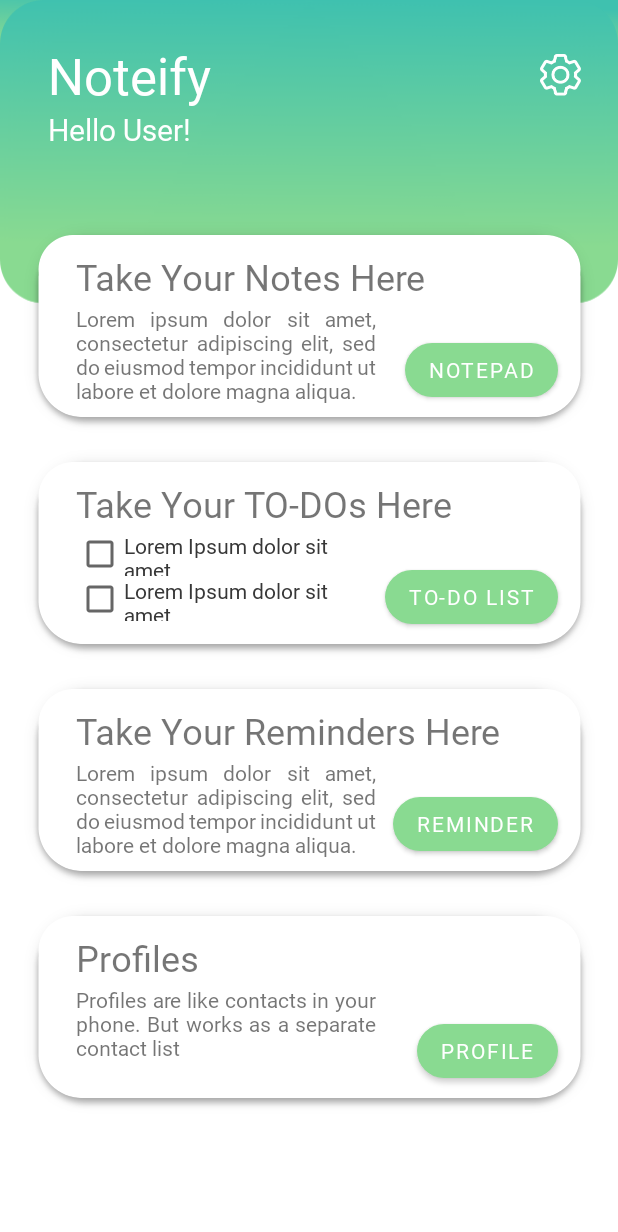
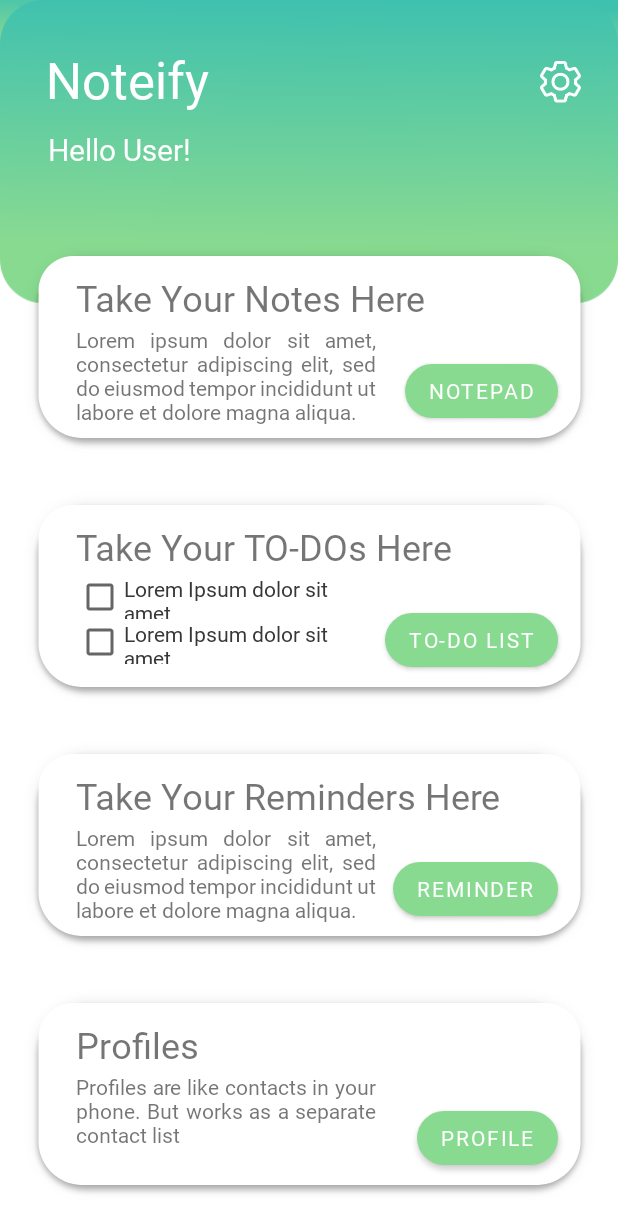
Before and after one commit to gayahsan/NOTIFY-MAD-PROJECT, an Android app: the screen it shows after launch (MainActivity), on a phone screen of 412 x 824 dp. Shown: the top 1232 px of the screen. Run offline under Robolectric (Android 15) with nearby library versions, the phone set to English and light mode, and no system bars.

Commit message:
Responsive constraints added to the homepage

```diff
--- a/app/src/main/AndroidManifest.xml
+++ b/app/src/main/AndroidManifest.xml
@@ -21,6 +21,7 @@
         <activity android:name=".ActivityReminder_01" />
         <activity android:name=".profileHome" />
         <activity android:name=".NotepadHome" />
+        <activity android:name=".NotepadAddNote"/>
         <activity android:name=".Todo" />
         <activity android:name=".profileEdit"/>
     </application>
--- a/app/src/main/res/layout/activity_main.xml
+++ b/app/src/main/res/layout/activity_main.xml
@@ -11,29 +11,32 @@
         android:id="@+id/appTitle"
         android:layout_width="wrap_content"
         android:layout_height="wrap_content"
-        android:layout_marginStart="32dp"
-        android:layout_marginTop="32dp"
+        android:layout_marginTop="20dp"
         android:fontFamily="@font/main"
         android:includeFontPadding="false"
         android:text="@string/noteify"
         android:textColor="@color/white"
         android:textSize="34sp"
+        app:layout_constraintBottom_toTopOf="@+id/appSubTitle"
+        app:layout_constraintEnd_toEndOf="parent"
+        app:layout_constraintHorizontal_bias="0.1"
         app:layout_constraintStart_toStartOf="parent"
-        app:layout_constraintTop_toTopOf="parent" />
+        app:layout_constraintTop_toTopOf="parent"
+        app:layout_constraintVertical_bias="1.0" />
 
     <TextView
         android:id="@+id/appSubTitle"
         android:layout_width="wrap_content"
         android:layout_height="wrap_content"
-        android:layout_marginStart="32dp"
-        android:layout_marginTop="4dp"
+        android:layout_marginBottom="30dp"
         android:fontFamily="@font/light"
         android:includeFontPadding="false"
         android:text="@string/hello_user"
         android:textColor="@color/white"
         android:textSize="20sp"
+        app:layout_constraintBottom_toTopOf="@+id/button_card"
         app:layout_constraintEnd_toEndOf="parent"
-        app:layout_constraintHorizontal_bias="0.0"
+        app:layout_constraintHorizontal_bias="0.1"
         app:layout_constraintStart_toStartOf="parent"
         app:layout_constraintTop_toBottomOf="@+id/appTitle" />
 
@@ -41,34 +44,24 @@
         android:id="@+id/btnSettings"
         android:layout_width="wrap_content"
         android:layout_height="wrap_content"
-        android:layout_marginTop="36dp"
         android:background="@android:color/transparent"
         android:contentDescription="@string/settings"
         android:src="@drawable/settings"
+        app:layout_constraintBottom_toBottomOf="@+id/appTitle"
         app:layout_constraintEnd_toEndOf="parent"
         app:layout_constraintHorizontal_bias="0.9"
         app:layout_constraintStart_toEndOf="@+id/appTitle"
-        app:layout_constraintTop_toTopOf="parent" />
+        app:layout_constraintTop_toTopOf="@+id/appTitle" />
 
     <ImageView
         android:id="@+id/button_card"
         android:layout_width="wrap_content"
         android:layout_height="wrap_content"
-        android:layout_marginTop="44dp"
         android:contentDescription="@string/button_card"
+        app:layout_constraintBottom_toTopOf="@+id/button_card2"
         app:layout_constraintEnd_toEndOf="parent"
         app:layout_constraintStart_toStartOf="parent"
         app:layout_constraintTop_toBottomOf="@+id/appSubTitle"
-        app:srcCompat="@drawable/card_01" />
-
-    <ImageView
-        android:id="@+id/button_card2"
-        android:layout_width="wrap_content"
-        android:layout_height="wrap_content"
-        android:contentDescription="@string/button_card"
-        app:layout_constraintEnd_toEndOf="parent"
-        app:layout_constraintStart_toStartOf="parent"
-        app:layout_constraintTop_toBottomOf="@+id/button_card"
         app:srcCompat="@drawable/card_01" />
 
     <ImageView
@@ -76,6 +69,7 @@
         android:layout_width="wrap_content"
         android:layout_height="wrap_content"
         android:contentDescription="@string/button_card"
+        app:layout_constraintBottom_toTopOf="@+id/button_card4"
         app:layout_constraintEnd_toEndOf="parent"
         app:layout_constraintStart_toStartOf="parent"
         app:layout_constraintTop_toBottomOf="@+id/button_card2"
@@ -85,10 +79,23 @@
         android:id="@+id/button_card4"
         android:layout_width="wrap_content"
         android:layout_height="wrap_content"
+        android:layout_marginBottom="3dp"
         android:contentDescription="@string/button_card"
+        app:layout_constraintBottom_toBottomOf="parent"
         app:layout_constraintEnd_toEndOf="parent"
         app:layout_constraintStart_toStartOf="parent"
         app:layout_constraintTop_toBottomOf="@+id/button_card3"
+        app:srcCompat="@drawable/card_01" />
+
+    <ImageView
+        android:id="@+id/button_card2"
+        android:layout_width="wrap_content"
+        android:layout_height="wrap_content"
+        android:contentDescription="@string/button_card"
+        app:layout_constraintBottom_toTopOf="@+id/button_card3"
+        app:layout_constraintEnd_toEndOf="parent"
+        app:layout_constraintStart_toStartOf="parent"
+        app:layout_constraintTop_toBottomOf="@+id/button_card"
         app:srcCompat="@drawable/card_01" />
 
     <Button
--- a/app/src/main/res/values/strings.xml
+++ b/app/src/main/res/values/strings.xml
@@ -5,7 +5,6 @@
     <string name="lorem_ipsum">Lorem Ipsum dolor sit amet</string>
     <string name="settings">settings</string>
     <string name="button_card">button_card</string>
-    <string name="btn_notepad">Notepad</string>
     <string name="btn_to_do_list">To-do List</string>
     <string name="reminder">reminder</string>
     <string name="btn_profile">profile</string>
@@ -17,6 +16,7 @@
     <string name="add_new_note">Add a new note</string>
     <string name="txt_notes_card">Take Your Notes Here</string>
     <string name="txt_notes_ret">Lorem ipsum dolor sit amet, consectetur adipiscing elit, sed do eiusmod tempor incididunt ut labore et dolore magna aliqua.</string>
+    <string name="btn_notepad">Notepad</string>
 
     <!--String values for ToDoList-->
     <string name="ToDo_List">ToDo List</string>
```
Also changed, not shown: app/src/main/res/layout/activity_notepad_add_note.xml (+10 -7 lines), app/src/main/res/layout/activity_notepad_home.xml (+13 -11 lines).
